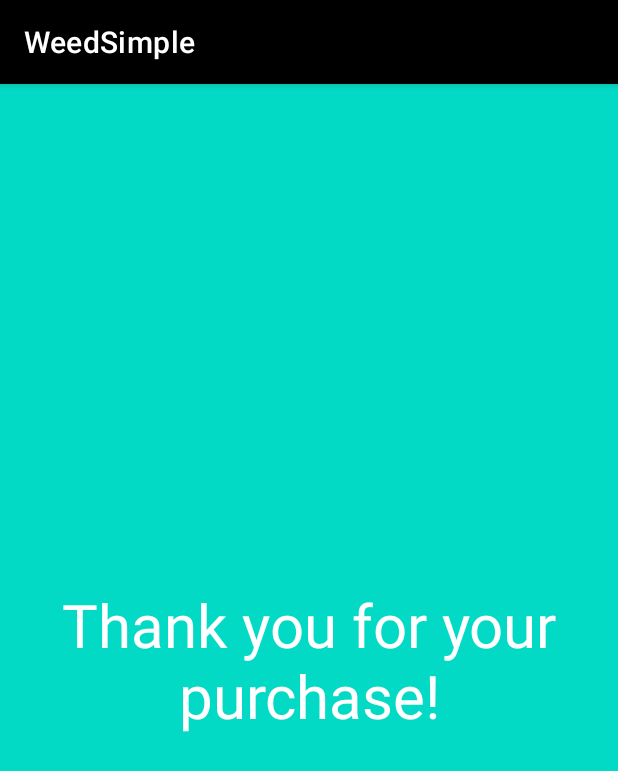
After one commit to Laradejpl/simpleweedShop, an Android app: the ThankYouActivity screen opened directly, with no data from a screen before it, on a phone screen of 412 x 824 dp. The commit adds this screen. Shown: the top 771 px of the screen. Run offline under Robolectric (Android 15) with nearby library versions, the phone set to English and light mode, and no system bars; network calls fail.

```diff
--- a/app/src/main/java/cereal/company/weedsimple/MainActivity.kt
+++ b/app/src/main/java/cereal/company/weedsimple/MainActivity.kt
@@ -17,6 +17,7 @@ import com.android.volley.RequestQueue
 import com.android.volley.toolbox.JsonArrayRequest
 import com.android.volley.toolbox.Volley
 import com.google.android.material.navigation.NavigationView
+import kotlinx.android.synthetic.main.bar_bottom.*
 import kotlinx.android.synthetic.main.side_menu_nav.*
 import java.util.*
 
@@ -180,7 +181,12 @@ class MainActivity : AppCompatActivity() {
             }
 
 
+        cart_iv.setOnClickListener {
 
+            val intentcart = Intent(this@MainActivity, CartProductsActivity::class.java)
+            startActivity(intentcart)
+
+        }
 
         hamenu.setOnClickListener {
             menuSide.visibility = View.VISIBLE
--- a/app/src/main/java/cereal/company/weedsimple/Person.kt
+++ b/app/src/main/java/cereal/company/weedsimple/Person.kt
@@ -9,8 +9,5 @@ class Person {
         var addToCartProductID = 0
 
 
-
-
-
     }
 }
--- /dev/null
+++ b/app/src/main/java/cereal/company/weedsimple/ThankYouActivity.kt
@@ -0,0 +1,11 @@
+package cereal.company.weedsimple
+
+import androidx.appcompat.app.AppCompatActivity
+import android.os.Bundle
+
+class ThankYouActivity : AppCompatActivity() {
+    override fun onCreate(savedInstanceState: Bundle?) {
+        super.onCreate(savedInstanceState)
+        setContentView(R.layout.activity_thank_you)
+    }
+}
--- /dev/null
+++ b/app/src/main/res/drawable-v24/cs.xml
@@ -0,0 +1,5 @@
+<vector android:height="24dp" android:tint="#FBFBFB"
+    android:viewportHeight="24" android:viewportWidth="24"
+    android:width="24dp" xmlns:android="http://schemas.android.com/apk/res/android">
+    <path android:fillColor="@android:color/white" android:pathData="M11,9h2L13,6h3L16,4h-3L13,1h-2v3L8,4v2h3v3zM7,18c-1.1,0 -1.99,0.9 -1.99,2S5.9,22 7,22s2,-0.9 2,-2 -0.9,-2 -2,-2zM17,18c-1.1,0 -1.99,0.9 -1.99,2s0.89,2 1.99,2 2,-0.9 2,-2 -0.9,-2 -2,-2zM7.17,14.75l0.03,-0.12 0.9,-1.63h7.45c0.75,0 1.41,-0.41 1.75,-1.03l3.86,-7.01L19.42,4h-0.01l-1.1,2 -2.76,5L8.53,11l-0.13,-0.27L6.16,6l-0.95,-2 -0.94,-2L1,2v2h2l3.6,7.59 -1.35,2.45c-0.16,0.28 -0.25,0.61 -0.25,0.96 0,1.1 0.9,2 2,2h12v-2L7.42,15c-0.13,0 -0.25,-0.11 -0.25,-0.25z"/>
+</vector>
--- /dev/null
+++ b/app/src/main/res/drawable-v24/decline.xml
@@ -0,0 +1,5 @@
+<vector android:height="24dp" android:tint="#FBFBFB"
+    android:viewportHeight="24" android:viewportWidth="24"
+    android:width="24dp" xmlns:android="http://schemas.android.com/apk/res/android">
+    <path android:fillColor="@android:color/white" android:pathData="M12,2C6.47,2 2,6.47 2,12s4.47,10 10,10 10,-4.47 10,-10S17.53,2 12,2zM17,15.59L15.59,17 12,13.41 8.41,17 7,15.59 10.59,12 7,8.41 8.41,7 12,10.59 15.59,7 17,8.41 13.41,12 17,15.59z"/>
+</vector>
--- /dev/null
+++ b/app/src/main/res/drawable-v24/verify.xml
@@ -0,0 +1,5 @@
+<vector android:height="24dp" android:tint="#FBFBFB"
+    android:viewportHeight="24" android:viewportWidth="24"
+    android:width="24dp" xmlns:android="http://schemas.android.com/apk/res/android">
+    <path android:fillColor="@android:color/white" android:pathData="M12,1L3,5v6c0,5.55 3.84,10.74 9,12 5.16,-1.26 9,-6.45 9,-12L21,5l-9,-4zM10,17l-4,-4 1.41,-1.41L10,14.17l6.59,-6.59L18,9l-8,8z"/>
+</vector>
--- /dev/null
+++ b/app/src/main/res/layout/activity_thank_you.xml
@@ -0,0 +1,29 @@
+<?xml version="1.0" encoding="utf-8"?>
+<androidx.constraintlayout.widget.ConstraintLayout xmlns:android="http://schemas.android.com/apk/res/android"
+    xmlns:app="http://schemas.android.com/apk/res-auto"
+    xmlns:tools="http://schemas.android.com/tools"
+    android:layout_width="match_parent"
+    android:layout_height="match_parent"
+    android:background="@color/teal_200"
+    tools:context=".ThankYouActivity">
+
+    <TextView
+        android:id="@+id/textView2"
+        android:layout_width="wrap_content"
+        android:layout_height="wrap_content"
+        android:layout_marginBottom="8dp"
+        android:layout_marginEnd="8dp"
+        android:layout_marginLeft="8dp"
+        android:layout_marginRight="8dp"
+        android:layout_marginStart="8dp"
+        android:layout_marginTop="8dp"
+        android:gravity="center"
+        android:text="Thank you for your purchase!"
+        android:textColor="#fff"
+        android:textSize="40sp"
+        app:layout_constraintBottom_toBottomOf="parent"
+        app:layout_constraintEnd_toEndOf="parent"
+        app:layout_constraintStart_toStartOf="parent"
+        app:layout_constraintTop_toTopOf="parent" />
+
+</androidx.constraintlayout.widget.ConstraintLayout>
--- a/app/src/main/res/layout/bar_bottom.xml
+++ b/app/src/main/res/layout/bar_bottom.xml
@@ -50,7 +50,7 @@
 
 
         <ImageView
-            android:id="@+id/imageView5"
+            android:id="@+id/cart_iv"
             android:layout_width="24dp"
             android:layout_height="24dp"
             android:layout_weight="1"
--- a/app/src/main/res/layout/fragment_amount.xml
+++ b/app/src/main/res/layout/fragment_amount.xml
@@ -10,7 +10,7 @@
     <ImageView
         android:layout_width="100dp"
         android:layout_height="100dp"
-       android:background="@drawable/bucketcandy"
+        android:background="@drawable/bucketcandy"
         android:layout_gravity="center"
 
 
--- a/app/src/main/res/values-night/themes.xml
+++ b/app/src/main/res/values-night/themes.xml
@@ -1,6 +1,6 @@
 <resources xmlns:tools="http://schemas.android.com/tools">
     <!-- Base application theme. -->
-    <style name="Theme.WeedSimple" parent="Theme.MaterialComponents.DayNight.NoActionBar">
+    <style name="Theme.WeedSimple" parent="Theme.MaterialComponents.DayNight.DarkActionBar">
         <!-- Primary brand color. -->
         <item name="colorPrimary">@color/purple_200</item>
         <item name="colorPrimaryVariant">@color/purple_700</item>
--- a/app/src/main/res/values/themes.xml
+++ b/app/src/main/res/values/themes.xml
@@ -1,6 +1,6 @@
 <resources xmlns:tools="http://schemas.android.com/tools">
     <!-- Base application theme. -->
-    <style name="Theme.WeedSimple" parent="Theme.MaterialComponents.DayNight.NoActionBar">
+    <style name="Theme.WeedSimple" parent="Theme.MaterialComponents.DayNight.DarkActionBar">
         <!-- Primary brand color. -->
         <item name="colorPrimary">@color/black</item>
         <item name="colorPrimaryVariant">@color/purple_700</item>
```
Also changed, not shown: app/src/main/AndroidManifest.xml (+27 -6 lines), app/src/main/java/cereal/company/weedsimple/CartProductsActivity.kt (+125 -0 lines), app/src/main/java/cereal/company/weedsimple/FinalizeShoppingActivity.kt (added, +91 -0 lines), app/src/main/java/cereal/company/weedsimple/myPayPal.kt (added, +10 -0 lines), app/src/main/res/layout/activity_cart_products.xml (+34 -0 lines), app/src/main/res/layout/activity_finalize_shopping.xml (added, +26 -0 lines), app/src/main/res/menu/cart_menu.xml (added, +9 -0 lines).
